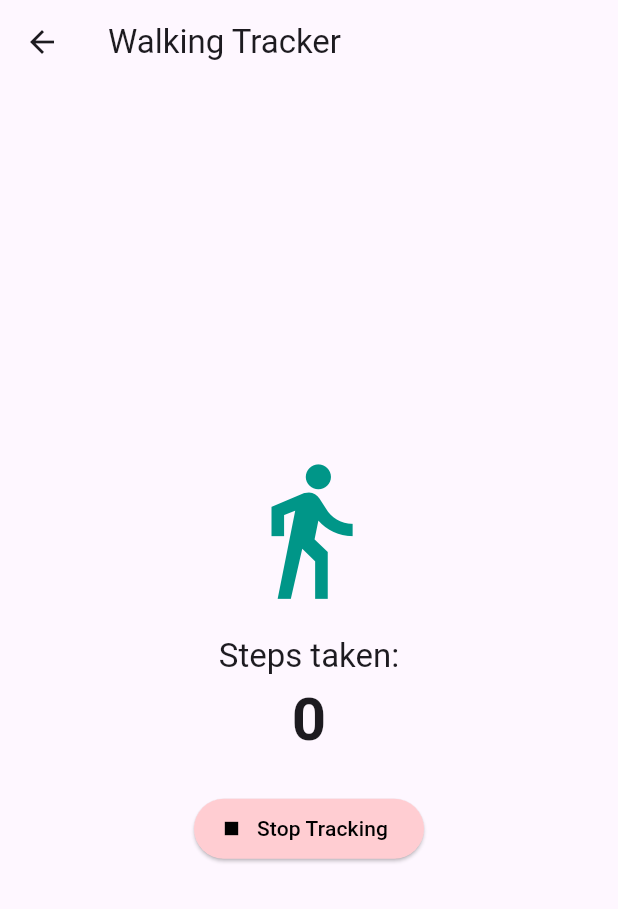
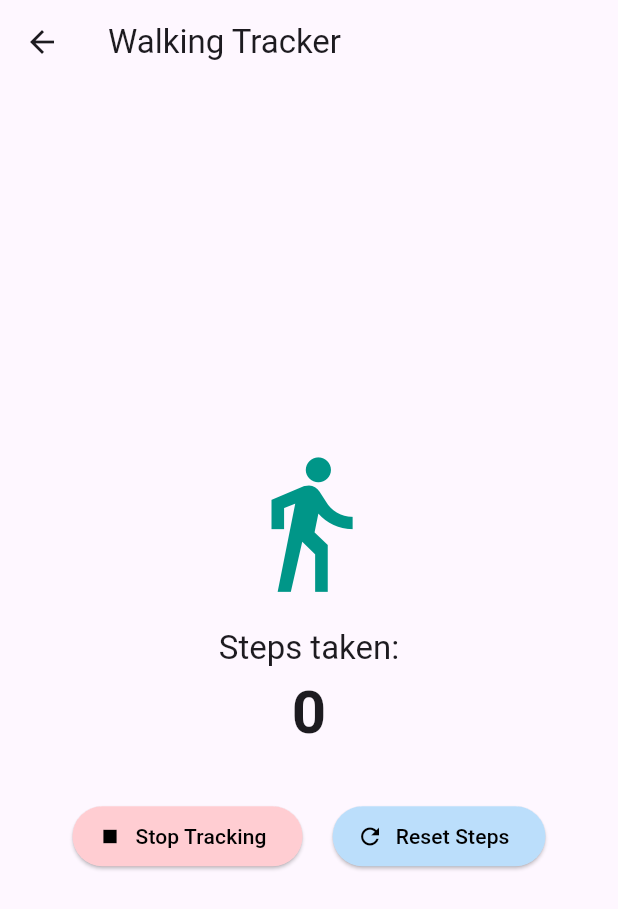
Before and after one commit to WaiYanC-137/loginwithfitbit, a Flutter app: the StepTrackingPage screen opened directly, on a phone screen of 412 x 824 dp. Shown: the top 909 px of the screen. Run offline on Flutter 3.47's test engine with Material 3 defaults, Android fonts, the phone set to English and light mode, and no system bars; our stand-ins replace app_links, pedometer, percent_indicator, permission_handler, shared_preferences; accounts and stored records are empty.

```diff
--- a/lib/ui/activities/step_tracking_page.dart
+++ b/lib/ui/activities/step_tracking_page.dart
@@ -11,6 +11,7 @@ class StepTrackingPage extends StatefulWidget {
 
 class _StepTrackingPageState extends State<StepTrackingPage> {
   int _stepCount = 0;
+  int? _initialSteps;
   late Stream<StepCount> _stepCountStream;
 
   @override
@@ -37,9 +38,16 @@ class _StepTrackingPageState extends State<StepTrackingPage> {
 
     _stepCountStream.listen(
           (StepCount event) {
-        debugPrint("🦶 Steps updated: ${event.steps}");
+        debugPrint("📟 Raw Steps: ${event.steps}");
+
+        if (_initialSteps == null) {
+          _initialSteps = event.steps;
+          debugPrint("📍 Initial Step Set: $_initialSteps");
+        }
+
         setState(() {
-          _stepCount = event.steps;
+          _stepCount = event.steps - _initialSteps!;
+          debugPrint("✅ Displayed Steps: $_stepCount");
         });
       },
       onError: (error) {
@@ -48,6 +56,11 @@ class _StepTrackingPageState extends State<StepTrackingPage> {
       onDone: () => debugPrint('✅ Step Count stream closed'),
       cancelOnError: true,
     );
+  }
+
+  void _resetSteps() {
+    _initialSteps = null;
+    debugPrint("🔄 Step count reset.");
   }
 
   @override
@@ -68,7 +81,10 @@ class _StepTrackingPageState extends State<StepTrackingPage> {
               '$_stepCount',
               style: const TextStyle(fontSize: 40, fontWeight: FontWeight.bold),
             ),
-            const SizedBox(height: 20),
+            const SizedBox(height: 30),
+            Row(
+              mainAxisAlignment: MainAxisAlignment.center,
+              children: [
                 ElevatedButton.icon(
                   onPressed: () => Navigator.pop(context),
                   icon: const Icon(Icons.stop),
@@ -78,6 +94,18 @@ class _StepTrackingPageState extends State<StepTrackingPage> {
                     foregroundColor: Colors.black,
                   ),
                 ),
+                const SizedBox(width: 20),
+                ElevatedButton.icon(
+                  onPressed: _resetSteps,
+                  icon: const Icon(Icons.refresh),
+                  label: const Text('Reset Steps'),
+                  style: ElevatedButton.styleFrom(
+                    backgroundColor: Colors.blue[100],
+                    foregroundColor: Colors.black,
+                  ),
+                ),
+              ],
+            ),
           ],
         ),
       ),
```
Lines whose indentation alone changed are shown as unchanged.
